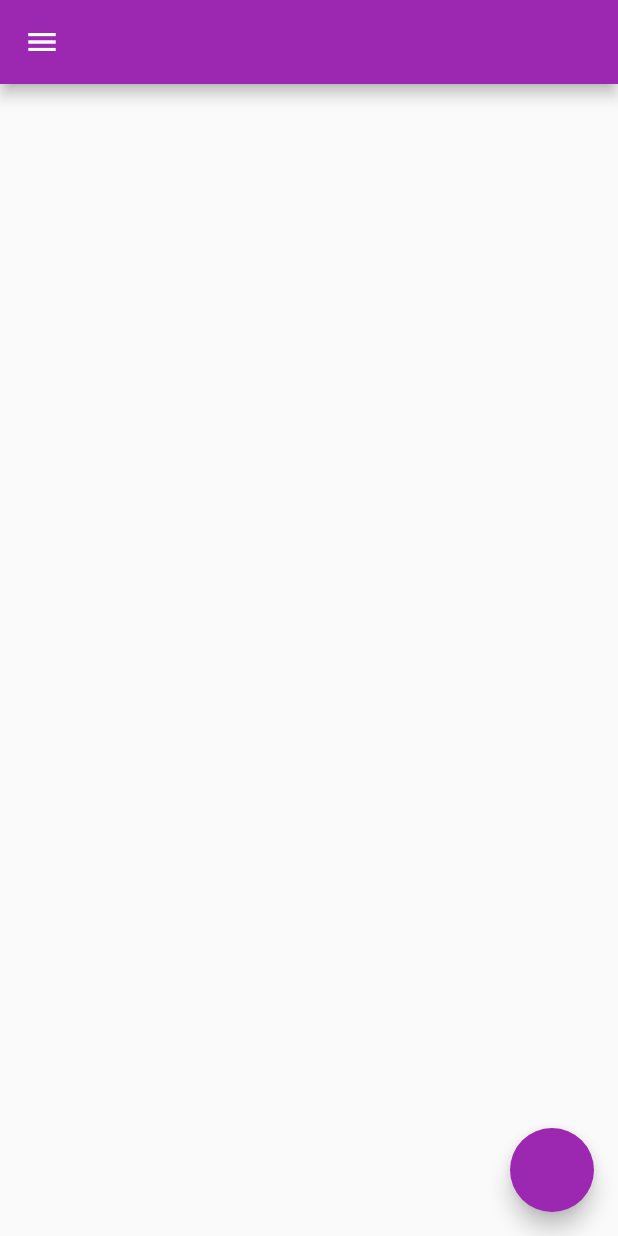
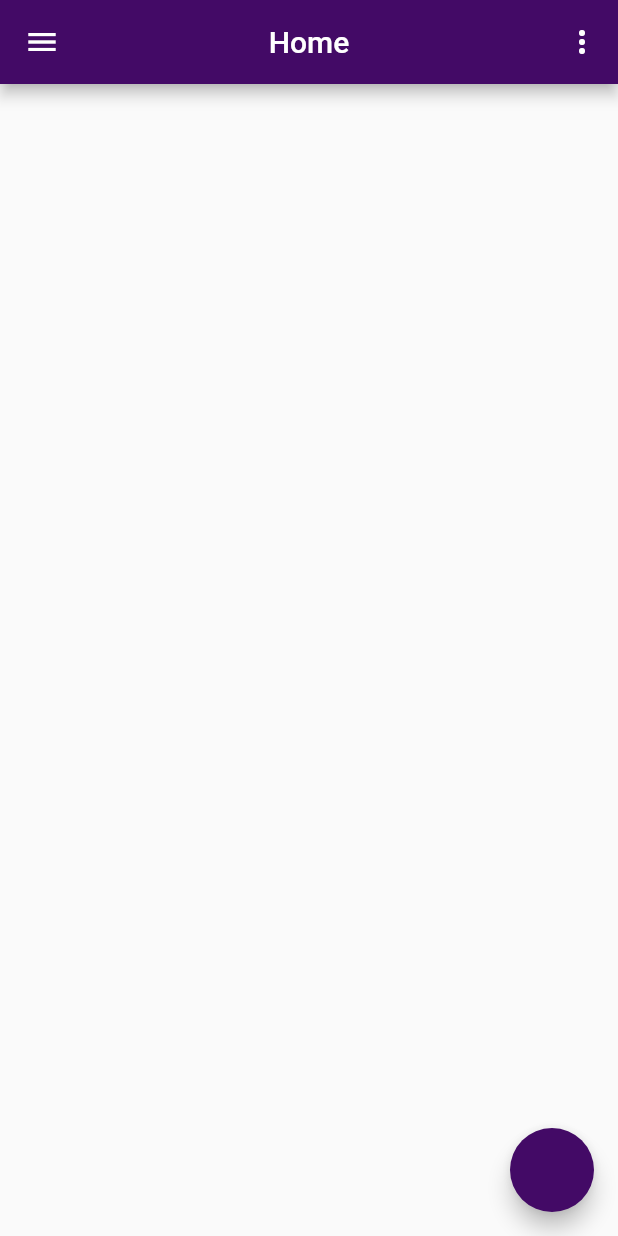
Before and after one commit to kaiomaced0/lista_all, a Flutter app: the screen it shows after launch, on a phone screen of 412 x 824 dp. Run offline on Flutter 3.47's test engine with Material 2 defaults, Android fonts, the phone set to English and light mode, and no system bars.

Commit message:
organização em camadas por tela

```diff
--- a/lib/Home_page.dart
+++ b/lib/Home_page.dart
@@ -1,4 +1,8 @@
 import 'package:flutter/material.dart';
+import 'package:lista_all/pages/home/home_widgets/home_appbar.dart';
+import 'package:lista_all/pages/home/home_widgets/home_content.dart';
+import 'package:lista_all/pages/home/home_widgets/home_drawer.dart';
+import 'package:lista_all/pages/home/home_widgets/home_fab.dart';
 
 class Home_page extends StatelessWidget {
   const Home_page({super.key});
@@ -29,10 +33,10 @@ class Home_pageState extends State<_Home_page> {
   @override
   Widget build(BuildContext context) {
     return Scaffold(
-      drawer: Drawer(),
-      appBar: AppBar(),
-      floatingActionButton: FloatingActionButton(),
-      body: Container(),
+      drawer: getHome_drawer(),
+      appBar: getHome_appbar(),
+      floatingActionButton: getFab(),
+      body: getHome_content(),
     );
   }
 }
--- a/lib/pages/home/home_widgets/home_appbar.dart
+++ b/lib/pages/home/home_widgets/home_appbar.dart
@@ -0,0 +1,21 @@
+import 'package:flutter/material.dart';
+
+AppBar getHome_appbar() {
+  return AppBar(
+    title: const Text('Home'),
+    centerTitle: true,
+    backgroundColor: const Color(0xff430A66),
+    actions: [
+      IconButton(
+        icon: const Icon(Icons.more_vert_rounded,
+                  color: Colors.white,
+        ),
+        onPressed: () {
+
+        },
+
+      ),
+
+    ],
+  );
+}
--- a/lib/pages/home/home_widgets/home_content.dart
+++ b/lib/pages/home/home_widgets/home_content.dart
@@ -0,0 +1,7 @@
+import 'package:flutter/cupertino.dart';
+
+Container getHome_content() {
+  return Container(
+
+  );
+}
--- a/lib/pages/home/home_widgets/home_drawer.dart
+++ b/lib/pages/home/home_widgets/home_drawer.dart
@@ -0,0 +1,5 @@
+import 'package:flutter/material.dart';
+
+Drawer getHome_drawer() {
+  return Drawer();
+}
--- a/lib/pages/home/home_widgets/home_fab.dart
+++ b/lib/pages/home/home_widgets/home_fab.dart
@@ -0,0 +1,10 @@
+import 'package:flutter/material.dart';
+
+FloatingActionButton getFab() {
+  return FloatingActionButton(
+    backgroundColor: Color(0xFF430A66),
+    onPressed: () {
+
+  },
+  );
+}
```
